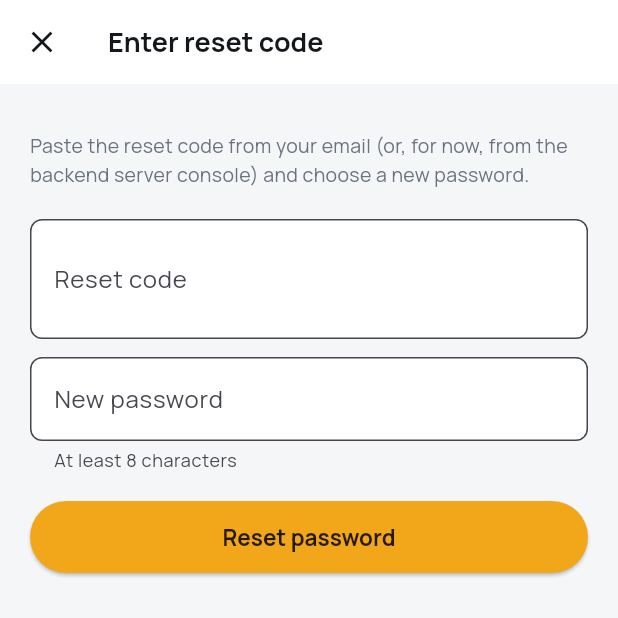
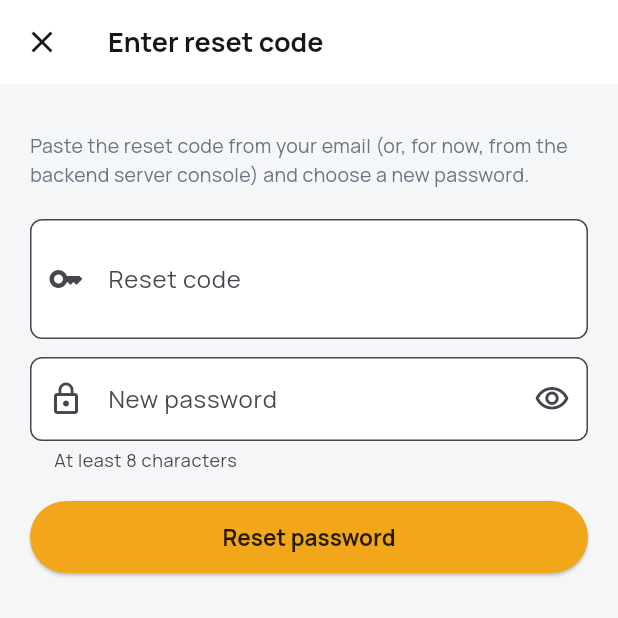
Before and after one commit to sadeddindabash-svg/LEAP-MARKETPLACE, a Flutter app: the ForgotPasswordScreen screen opened by its route, after a tap on "I have a reset code", on a phone screen of 412 x 824 dp, the top half of it. Run offline on Flutter 3.47's test engine with Material 3 defaults, Android fonts, the phone set to English and light mode, and no system bars; our stand-ins replace cached_network_image, flutter_secure_storage, geolocator, go_router, google_fonts, image_picker and 2 more; accounts and stored records are empty; network calls fail.

Commit message:
Leap auth screens redesign

```diff
--- a/apps/mobile/lib/features/auth/forgot_password_screen.dart
+++ b/apps/mobile/lib/features/auth/forgot_password_screen.dart
@@ -6,14 +6,19 @@ import '../../services/api_client.dart';
 
 /// BUY-002-ish. Calls the real POST /auth/forgot-password endpoint.
 ///
-/// HONEST LIMITATION, shown in the UI itself rather than hidden: no email
-/// provider is connected in this backend yet, so the reset link isn't
-/// actually delivered anywhere a real end user would see it — it's
-/// logged to the SERVER's own console as a stand-in (see that endpoint's
-/// header comment). This screen tells the person that directly and
-/// offers a "I have a reset code" link so a developer/tester can paste
-/// the token manually during development, rather than pretending email
-/// delivery works when it doesn't.
+/// UPDATED, same session: real SMTP delivery was found broken (a real
+/// bug -- unhandled email timeouts could hang entire API responses --
+/// see services/api/README.md's own real bug writeup) and fixed
+/// earlier this session, then confirmed genuinely working end-to-end
+/// with a real Mailtrap account. The backend's own real endpoint
+/// already conditionally sends a real email when SMTP happens to be
+/// configured, falling back to a server console log otherwise -- this
+/// screen's own copy was updated to stay accurate either way (the
+/// "if that email is registered..." message is true regardless), and
+/// the stale "email sending isn't connected yet" claim was removed
+/// rather than left as a real, now-inaccurate assumption. The "I have
+/// a reset code" link is still kept -- still genuinely useful as a
+/// fallback for a real environment where SMTP isn't configured.
 class ForgotPasswordScreen extends StatefulWidget {
   const ForgotPasswordScreen({super.key});
 
@@ -51,6 +56,7 @@ class _ForgotPasswordScreenState extends State<ForgotPasswordScreen> {
 
   @override
   Widget build(BuildContext context) {
+    final palette = LeapPalette.of(context);
     return Scaffold(
       appBar: AppBar(
         leading: IconButton(icon: const Icon(Icons.close), onPressed: () => context.pop()),
@@ -65,13 +71,13 @@ class _ForgotPasswordScreenState extends State<ForgotPasswordScreen> {
             if (!_submitted) ...[
               Text(
                 tr(context, 'enter_email_for_reset'),
-                style: const TextStyle(color: LeapColors.muted, fontSize: 13),
+                style: TextStyle(color: palette.muted, fontSize: 13),
               ),
               const SizedBox(height: 20),
               TextField(
                 controller: _emailController,
                 keyboardType: TextInputType.emailAddress,
-                decoration: InputDecoration(labelText: tr(context, 'email_label')),
+                decoration: InputDecoration(labelText: tr(context, 'email_label'), prefixIcon: const Icon(Icons.mail_outline)),
                 onSubmitted: (_) => _submit(),
               ),
               if (_errorMessage != null) ...[
@@ -82,25 +88,31 @@ class _ForgotPasswordScreenState extends State<ForgotPasswordScreen> {
               ElevatedButton(
                 onPressed: _isSubmitting ? null : _submit,
                 child: _isSubmitting
-                    ? const SizedBox(height: 18, width: 18, child: CircularProgressIndicator(strokeWidth: 2, color: Colors.white))
+                    // REAL BUG FOUND AND FIXED HERE: white spinner on
+                    // gold is the same real white-on-gold contrast
+                    // issue already found and fixed multiple times
+                    // elsewhere this session.
+                    ? SizedBox(height: 18, width: 18, child: CircularProgressIndicator(strokeWidth: 2, color: palette.onSignal))
                     : Text(tr(context, 'send_reset_link')),
               ),
             ] else ...[
-              const Icon(Icons.mark_email_read_outlined, size: 40, color: LeapColors.muted),
+              Icon(Icons.mark_email_read_outlined, size: 40, color: palette.muted),
               const SizedBox(height: 12),
               Text(
                 tr(context, 'if_email_registered'),
-                style: const TextStyle(fontWeight: FontWeight.w700, fontSize: 14),
+                style: TextStyle(fontWeight: FontWeight.w700, fontSize: 14, color: palette.ink),
+                textAlign: TextAlign.center,
               ),
-              const SizedBox(height: 16),
-              Container(
-                padding: const EdgeInsets.all(12),
-                decoration: BoxDecoration(color: LeapColors.chalk, borderRadius: BorderRadius.circular(8)),
-                child: Text(
-                  tr(context, 'dev_note_email'),
-                  style: const TextStyle(fontSize: 11.5, color: LeapColors.muted),
-                ),
-              ),
+              // REAL, STALE CLAIM REMOVED HERE: this used to
+              // unconditionally show a "dev note" claiming email
+              // sending isn't connected in this build yet -- but real
+              // SMTP delivery was fixed and confirmed genuinely
+              // working earlier this session. The mobile app has no
+              // way to know, server-side, whether SMTP happens to be
+              // configured in any given environment, so removing this
+              // presumptuous claim (rather than guessing) is the
+              // honest fix -- the message above already covers both
+              // real cases accurately.
             ],
             const SizedBox(height: 12),
             TextButton(
--- a/apps/mobile/lib/features/auth/reset_password_screen.dart
+++ b/apps/mobile/lib/features/auth/reset_password_screen.dart
@@ -6,9 +6,14 @@ import '../../services/api_client.dart';
 
 /// Completes the reset started in forgot_password_screen.dart, calling
 /// the real POST /auth/reset-password endpoint. Takes the token as a
-/// manually-pasted field for now (see that screen's dev-note about email
-/// not being connected yet) — in production, this would instead be
-/// pre-filled from a deep link the real email contained.
+/// manually-pasted field for now -- real SMTP delivery was fixed and
+/// confirmed genuinely working earlier this session (see
+/// forgot_password_screen.dart's own updated comment), but real deep
+/// linking (this screen auto-opening with the token pre-filled from a
+/// real email link) is still real, separate, unbuilt work -- it needs
+/// real platform config (Android App Links / iOS Universal Links, each
+/// requiring a real hosted verification file on a real production
+/// domain) that can't be meaningfully built or verified here.
 class ResetPasswordScreen extends StatefulWidget {
   const ResetPasswordScreen({super.key});
 
@@ -20,6 +25,7 @@ class _ResetPasswordScreenState extends State<ResetPasswordScreen> {
   final _tokenController = TextEditingController();
   final _passwordController = TextEditingController();
   bool _isSubmitting = false;
+  bool _obscurePassword = true;
   String? _errorMessage;
 
   @override
@@ -55,6 +61,7 @@ class _ResetPasswordScreenState extends State<ResetPasswordScreen> {
 
   @override
   Widget build(BuildContext context) {
+    final palette = LeapPalette.of(context);
     return Scaffold(
       appBar: AppBar(
         leading: IconButton(icon: const Icon(Icons.close), onPressed: () => context.pop()),
@@ -68,19 +75,30 @@ class _ResetPasswordScreenState extends State<ResetPasswordScreen> {
             const SizedBox(height: 12),
             Text(
               tr(context, 'paste_reset_code'),
-              style: const TextStyle(color: LeapColors.muted, fontSize: 13),
+              style: TextStyle(color: palette.muted, fontSize: 13),
             ),
             const SizedBox(height: 20),
             TextField(
               controller: _tokenController,
-              decoration: InputDecoration(labelText: tr(context, 'reset_code_label')),
+              decoration: InputDecoration(labelText: tr(context, 'reset_code_label'), prefixIcon: const Icon(Icons.key_outlined)),
               maxLines: 2,
             ),
             const SizedBox(height: 12),
             TextField(
               controller: _passwordController,
-              obscureText: true,
-              decoration: InputDecoration(labelText: tr(context, 'new_password_label'), helperText: tr(context, 'at_least_8_chars')),
+              obscureText: _obscurePassword,
+              decoration: InputDecoration(
+                labelText: tr(context, 'new_password_label'),
+                helperText: tr(context, 'at_least_8_chars'),
+                prefixIcon: const Icon(Icons.lock_outline),
+                // Real password visibility toggle (new) -- matching
+                // the same real toggle already added elsewhere this
+                // session.
+                suffixIcon: IconButton(
+                  icon: Icon(_obscurePassword ? Icons.visibility_outlined : Icons.visibility_off_outlined),
+                  onPressed: () => setState(() => _obscurePassword = !_obscurePassword),
+                ),
+              ),
               onSubmitted: (_) => _submit(),
             ),
             if (_errorMessage != null) ...[
@@ -91,7 +109,11 @@ class _ResetPasswordScreenState extends State<ResetPasswordScreen> {
             ElevatedButton(
               onPressed: _isSubmitting ? null : _submit,
               child: _isSubmitting
-                  ? const SizedBox(height: 18, width: 18, child: CircularProgressIndicator(strokeWidth: 2, color: Colors.white))
+                  // REAL BUG FOUND AND FIXED HERE: white spinner on
+                  // gold is the same real white-on-gold contrast issue
+                  // already found and fixed multiple times elsewhere
+                  // this session.
+                  ? SizedBox(height: 18, width: 18, child: CircularProgressIndicator(strokeWidth: 2, color: palette.onSignal))
                   : Text(tr(context, 'reset_password_title')),
             ),
           ],
```
Also changed, not shown: apps/mobile/lib/features/auth/login_screen.dart (+24 -6 lines), apps/mobile/lib/features/auth/signup_screen.dart (+25 -8 lines), 1 other file.
